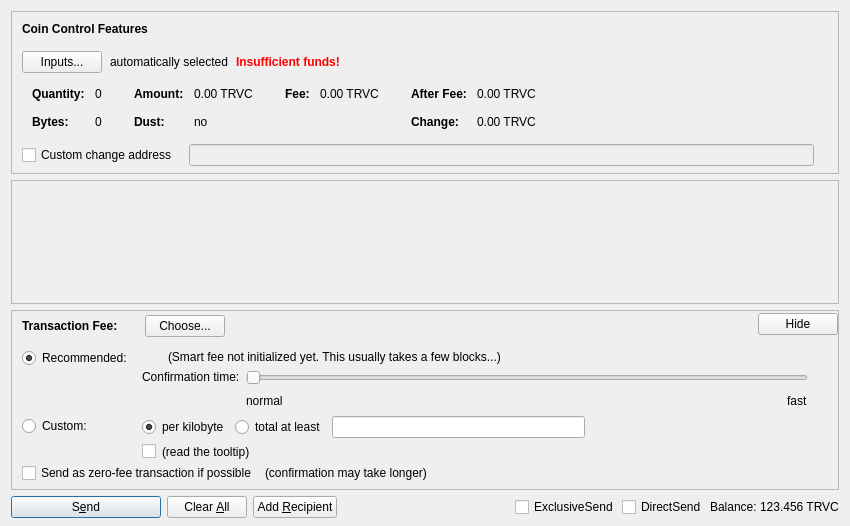
trivechain/trivechain-core, file src/qt/forms/sendcoinsdialog.ui: the form before one commit.
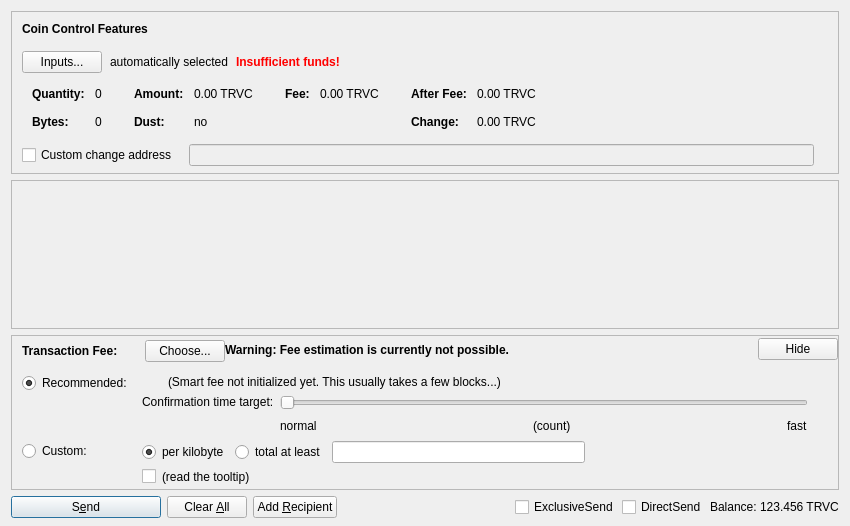
The form after the commit. Custom widgets are drawn as their Qt base class.

Patch:
```diff
--- a/src/qt/forms/sendcoinsdialog.ui
+++ b/src/qt/forms/sendcoinsdialog.ui
@@ -588,7 +588,7 @@
         <x>0</x>
         <y>0</y>
         <width>830</width>
-        <height>69</height>
+        <height>104</height>
        </rect>
       </property>
       <layout class="QVBoxLayout" name="verticalLayout_2" stretch="0,1">
@@ -759,11 +759,33 @@
             </item>
            </layout>
           </item>
+          <item>
+           <widget class="QLabel" name="fallbackFeeWarningLabel">
+            <property name="toolTip">
+             <string>Using the fallbackfee can result in sending a transaction that will take several hours or days (or never) to confirm. Consider choosing your fee manually or wait until your have validated the complete chain.</string>
+            </property>
+            <property name="font">
+            <font>
+                <weight>75</weight>
+                <bold>true</bold>
+            </font>
+            </property>
+            <property name="text">
+             <string>Warning: Fee estimation is currently not possible.</string>
+            </property>
+            <property name="wordWrap">
+             <bool>false</bool>
+            </property>
+           </widget>
+          </item>
           <item>
            <spacer name="horizontalSpacer_4">
             <property name="orientation">
              <enum>Qt::Horizontal</enum>
             </property>
+            <property name="sizeType">
+             <enum>QSizePolicy::MinimumExpanding</enum>
+            </property>
             <property name="sizeHint" stdset="0">
              <size>
               <width>40</width>
@@ -1031,7 +1053,7 @@
                    <item>
                     <widget class="QLabel" name="labelSmartFee3">
                      <property name="text">
-                      <string>Confirmation time:</string>
+                      <string>Confirmation time target:</string>
                      </property>
                      <property name="margin">
                       <number>2</number>
@@ -1064,7 +1086,7 @@
                       <number>0</number>
                      </property>
                      <property name="maximum">
-                      <number>24</number>
+                      <number>23</number>
                      </property>
                      <property name="pageStep">
                       <number>1</number>
@@ -1095,6 +1117,26 @@
                        </property>
                       </widget>
                      </item>
+                     <item>
+                      <spacer name="horizontalSpacer_7">
+                       <property name="orientation">
+                        <enum>Qt::Horizontal</enum>
+                       </property>
+                       <property name="sizeHint" stdset="0">
+                        <size>
+                         <width>40</width>
+                         <height>20</height>
+                        </size>
+                       </property>
+                      </spacer>
+                     </item>
+                     <item>
+                      <widget class="QLabel" name="confirmationTargetLabel">
+                       <property name="text">
+                        <string notr="true">(count)</string>
+                       </property>
+                      </widget>
+                     </item>
                      <item>
                       <spacer name="horizontalSpacer_3">
                        <property name="orientation">
@@ -1138,59 +1180,6 @@
              </item>
             </layout>
            </item>
-           <item>
-            <layout class="QHBoxLayout" name="horizontalLayoutFee5" stretch="0,0,0">
-             <property name="spacing">
-              <number>8</number>
-             </property>
-             <property name="bottomMargin">
-              <number>4</number>
-             </property>
-             <item>
-              <widget class="QCheckBox" name="checkBoxFreeTx">
-               <property name="text">
-                <string>Send as zero-fee transaction if possible</string>
-               </property>
-              </widget>
-             </item>
-             <item>
-              <widget class="QLabel" name="labelFreeTx">
-               <property name="text">
-                <string>(confirmation may take longer)</string>
-               </property>
-               <property name="margin">
-                <number>5</number>
-               </property>
-              </widget>
-             </item>
-             <item>
-              <spacer name="horizontalSpacerFee5">
-               <property name="orientation">
-                <enum>Qt::Horizontal</enum>
-               </property>
-               <property name="sizeHint" stdset="0">
-                <size>
-                 <width>1</width>
-                 <height>1</height>
-                </size>
-               </property>
-              </spacer>
-             </item>
-            </layout>
-           </item>
-           <item>
-            <spacer name="verticalSpacerFee2">
-             <property name="orientation">
-              <enum>Qt::Vertical</enum>
-             </property>
-             <property name="sizeHint" stdset="0">
-              <size>
-               <width>1</width>
-               <height>1</height>
-              </size>
-             </property>
-            </spacer>
-           </item>
           </layout>
          </widget>
         </item>
```
Left out of the diff: 2 changed lines with no effect on the pictures.
